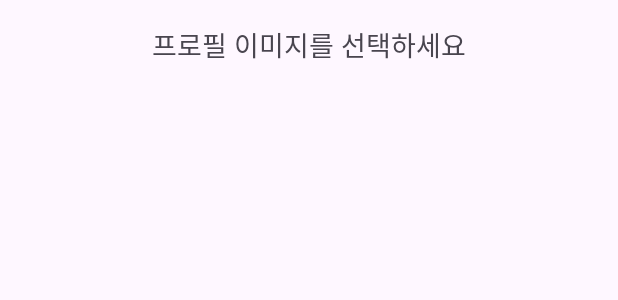
After one commit to melly8954/EnkoQuest, an Android app: the layout dialog_profile_image_picker.xml on its own in the app's theme, with its tools: preview values and no code run, on a phone screen of 412 x 824 dp. The commit adds this screen. Shown: the top 300 px of the screen. Run offline under Robolectric (Android 15) with nearby library versions, the phone set to English and light mode, and no system bars.

Commit message:
프로필 사진 이미지로 선택 가능
프로필 사진 이미지로 선택 가능

```diff
--- /dev/null
+++ b/app/src/main/res/layout/dialog_profile_image_picker.xml
@@ -0,0 +1,25 @@
+<LinearLayout xmlns:android="http://schemas.android.com/apk/res/android"
+    android:layout_width="match_parent"
+    android:layout_height="wrap_content"
+    android:orientation="vertical">
+
+    <!-- 제목 -->
+    <TextView
+        android:id="@+id/textPickImage"
+        android:layout_width="match_parent"
+        android:layout_height="wrap_content"
+        android:text="프로필 이미지를 선택하세요"
+        android:textSize="18sp"
+        android:gravity="center"
+        android:padding="16dp"/>
+
+    <!-- GridLayout 설정: 한 줄에 3개의 이미지 -->
+    <GridLayout
+        android:id="@+id/gridImagePicker"
+        android:layout_width="match_parent"
+        android:layout_height="wrap_content"
+        android:columnCount="3"
+        android:orientation="horizontal"
+        android:padding="16dp"/>
+
+</LinearLayout>
```
Also changed, not shown: app/src/main/java/com/example/enkoquest/MyPageActivity.java (+60 -16 lines), app/src/main/res/layout/activity_my_page.xml (line endings or trailing spaces).
